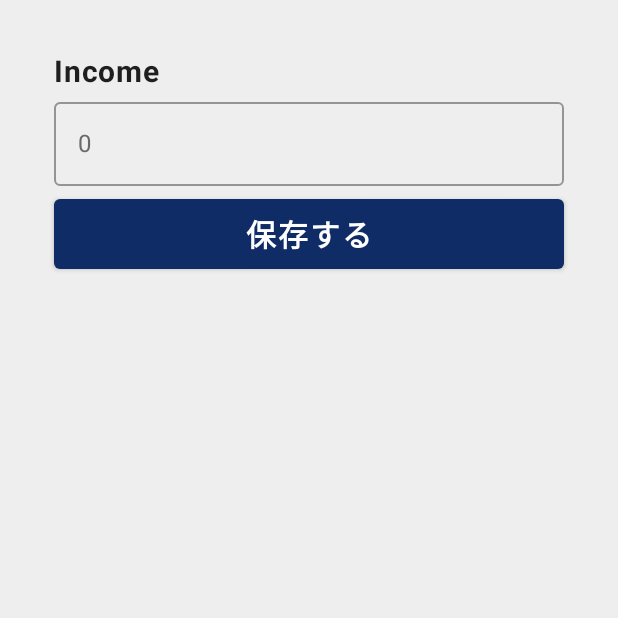
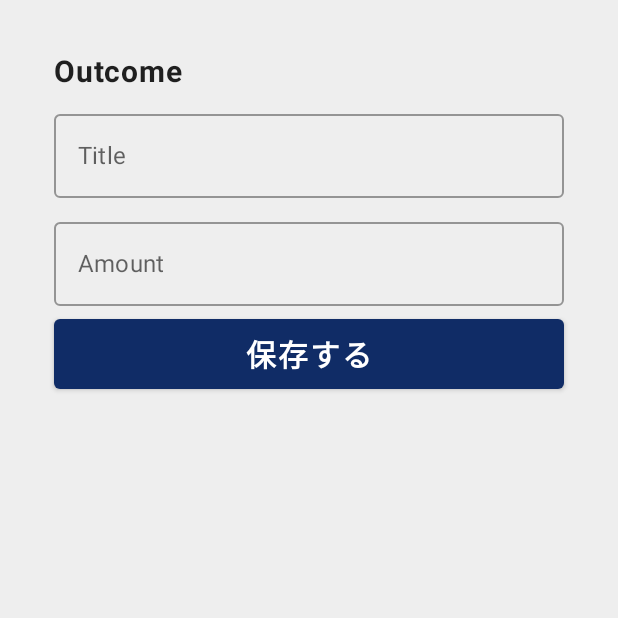
Before and after one commit to ho2ri2s/SelfManagement, an Android app built with Jetpack Compose: the composable InputOutcomeBottomSheet shown on its own in the app's theme, on a phone screen of 412 x 824 dp, the top half of it. Run offline under Robolectric (Android 15) with nearby library versions, the phone set to English and light mode, and no system bars; our stand-ins replace Dagger/Hilt's generated code; 4 statements that could not run were skipped.

Commit message:
temporary outcome ui

```diff
--- a/app/src/main/java/com/ho2ri2s/selfmanagement/expense/InputIncomeViewModel.kt
+++ b/app/src/main/java/com/ho2ri2s/selfmanagement/expense/InputIncomeViewModel.kt
@@ -11,7 +11,7 @@ import kotlinx.coroutines.launch
 import timber.log.Timber
 import javax.inject.Inject
 
-// TODO: editは savedStateHandleで受け取る
+// TODO: editは savedStateHandleで受け取る, Inputは月に一個
 @HiltViewModel
 class InputIncomeViewModel @Inject constructor(
     private val expenseRepository: ExpenseRepository,
--- a/app/src/main/java/com/ho2ri2s/selfmanagement/expense/InputIncomeScreen.kt
+++ b/app/src/main/java/com/ho2ri2s/selfmanagement/expense/InputOutcomeBottomSheet.kt
@@ -26,19 +26,23 @@ import com.ho2ri2s.selfmanagement.R
 import com.ho2ri2s.selfmanagement.ui.theme.MediumEmphasis
 
 @Composable
-fun InputIncomeScreen(viewModel: InputIncomeViewModel = hiltViewModel()) {
-    val uiState by viewModel.amountUiState.collectAsStateWithLifecycle()
-    InputIncomeScreen(
+fun InputOutcomeBottomSheet(
+    viewModel: InputOutcomeViewModel = hiltViewModel()
+) {
+    val uiState by viewModel.uiState.collectAsStateWithLifecycle()
+    InputOutcomeBottomSheet(
         uiState = uiState,
-        onChangeIncomeAmount = viewModel::onChangeIncomeAmount,
+        onChangeOutcomeTitle = viewModel::onChangeOutcomeTitle,
+        onChangeOutcomeAmount = viewModel::onChangeOutcomeAmount,
         onClickSave = viewModel::onClickSave,
     )
 }
 
 @Composable
-fun InputIncomeScreen(
-    uiState: InputIncomeScreenUiState,
-    onChangeIncomeAmount: (String) -> Unit = {},
+fun InputOutcomeBottomSheet(
+    uiState: InputOutcomeScreenUiState,
+    onChangeOutcomeTitle: (String) -> Unit = {},
+    onChangeOutcomeAmount: (String) -> Unit = {},
     onClickSave: () -> Unit = {},
 ) {
     Column(
@@ -46,14 +50,29 @@ fun InputIncomeScreen(
         verticalArrangement = Arrangement.spacedBy(8.dp)
     ) {
         Text(
-            text = stringResource(id = R.string.income_title),
+            text = stringResource(id = R.string.outcome),
             fontSize = 20.sp,
             fontWeight = FontWeight.Bold,
         )
         // TODO: IMEの表示でレイアウトの位置を変える
         OutlinedTextField(
+            value = uiState.title,
+            onValueChange = onChangeOutcomeTitle,
+            keyboardOptions = KeyboardOptions.Default.copy(
+                keyboardType = KeyboardType.Text,
+                imeAction = ImeAction.Done,
+            ),
+            colors = TextFieldDefaults.outlinedTextFieldColors(
+                placeholderColor = MediumEmphasis,
+            ),
+            label = {
+                Text(text = stringResource(id = R.string.outcome_title))
+            },
+            modifier = Modifier.fillMaxWidth(),
+        )
+        OutlinedTextField(
             value = uiState.amount,
-            onValueChange = onChangeIncomeAmount,
+            onValueChange = onChangeOutcomeAmount,
             keyboardOptions =
             KeyboardOptions.Default.copy(
                 keyboardType = KeyboardType.Number,
@@ -62,7 +81,9 @@ fun InputIncomeScreen(
             colors = TextFieldDefaults.outlinedTextFieldColors(
                 placeholderColor = MediumEmphasis,
             ),
-            placeholder = { Text("0") },
+            label = {
+                Text(stringResource(id = R.string.outcome_amount))
+            },
             modifier = Modifier.fillMaxWidth(),
         )
         Button(
@@ -76,7 +97,7 @@ fun InputIncomeScreen(
             enabled = true, // TODO: validation
         ) {
             Text(
-                text = stringResource(id = R.string.income_save),
+                text = stringResource(id = R.string.outcome_save),
                 fontSize = 20.sp,
                 color = Color.White,
                 fontWeight = FontWeight.Bold,
--- /dev/null
+++ b/app/src/main/java/com/ho2ri2s/selfmanagement/expense/InputOutcomeScreenUiState.kt
@@ -0,0 +1,6 @@
+package com.ho2ri2s.selfmanagement.expense
+
+data class InputOutcomeScreenUiState(
+    val title: String,
+    val amount: String,
+)
--- /dev/null
+++ b/app/src/main/java/com/ho2ri2s/selfmanagement/expense/InputOutcomeViewModel.kt
@@ -0,0 +1,38 @@
+package com.ho2ri2s.selfmanagement.expense
+
+import androidx.lifecycle.ViewModel
+import com.ho2ri2s.selfmanagement.ext.buildUiState
+import dagger.hilt.android.lifecycle.HiltViewModel
+import kotlinx.coroutines.flow.MutableStateFlow
+import javax.inject.Inject
+
+@HiltViewModel
+class InputOutcomeViewModel @Inject constructor(
+
+) : ViewModel() {
+
+    private val mutableTitleStateFlow: MutableStateFlow<String> = MutableStateFlow("")
+    private val mutableAmountStateFlow: MutableStateFlow<String> = MutableStateFlow("")
+
+    val uiState = buildUiState(
+        mutableTitleStateFlow,
+        mutableAmountStateFlow,
+    ) { title, amount ->
+        InputOutcomeScreenUiState(
+            title = title,
+            amount = amount,
+        )
+    }
+
+    fun onChangeOutcomeTitle(title: String) {
+        mutableTitleStateFlow.value = title
+    }
+
+    fun onChangeOutcomeAmount(amount: String) {
+        mutableAmountStateFlow.value = amount
+    }
+
+    fun onClickSave() {
+
+    }
+}
--- a/app/src/main/res/values/strings.xml
+++ b/app/src/main/res/values/strings.xml
@@ -10,6 +10,9 @@
     <string name="signup_error_auth">認証に失敗しました</string>
 
     <string name="income_save">保存する</string>
-    <string name="income_title">Income</string>
-    <string name="outcome_title">Outcome</string>
+    <string name="income">Income</string>
+    <string name="outcome">Outcome</string>
+    <string name="outcome_title">Title</string>
+    <string name="outcome_amount">Amount</string>
+    <string name="outcome_save">保存する</string>
 </resources>
```
Also changed, not shown: app/src/main/java/com/ho2ri2s/selfmanagement/expense/ExpenseScreen.kt (+4 -4 lines), app/src/main/java/com/ho2ri2s/selfmanagement/expense/InputIncomeBottomSheet.kt (added, +86 -0 lines).
